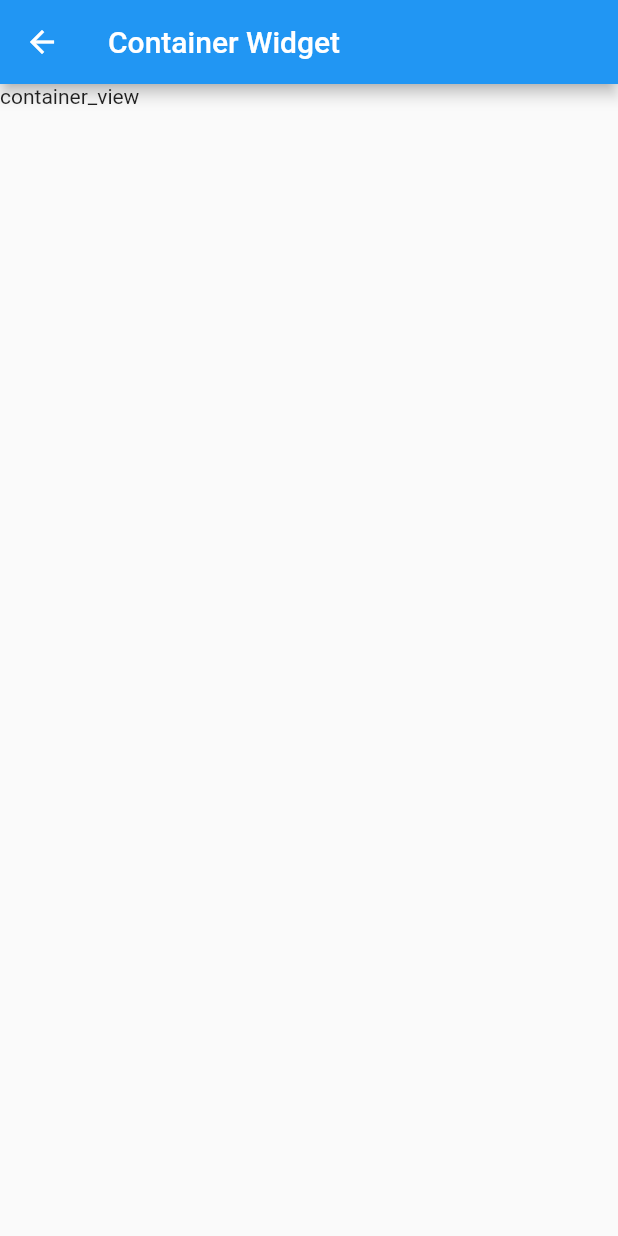
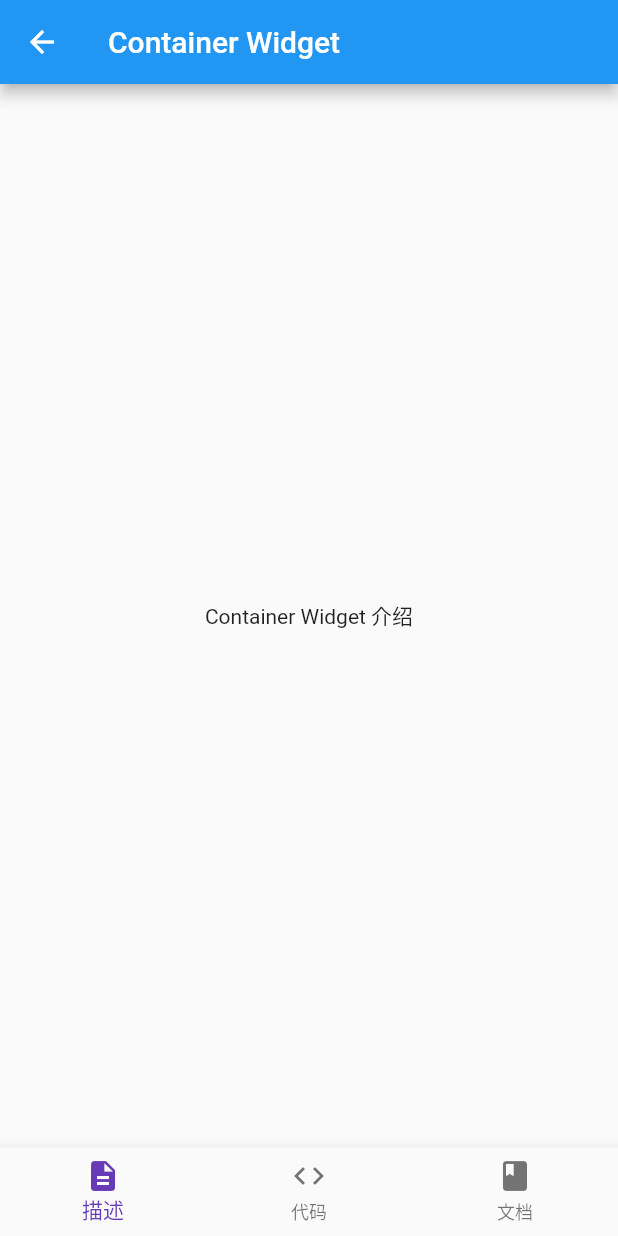
Before and after one commit to yuezhilunhui2009/flutter_study, a Flutter app: the ContainerView screen opened directly, on a phone screen of 412 x 824 dp. Run offline on Flutter 3.47's test engine with Material 2 defaults, Android fonts, the phone set to English and light mode, and no system bars; missing offline and left inert: flutter_webview_plugin.

Commit message:
feat: 组件示例页描述、代码、文档 3 tab

```diff
--- a/lib/pages/layout/container_view.dart
+++ b/lib/pages/layout/container_view.dart
@@ -1,15 +1,74 @@
 import 'package:flutter/material.dart';
+import 'package:flutter_webview_plugin/flutter_webview_plugin.dart';
 
-class ContainerView extends StatelessWidget {
+/// Container Widget 介绍
+class ContainerDescription extends StatelessWidget {
+  @override
+  Widget build(BuildContext context) {
+    return Container(
+      child: Text('Container Widget 介绍'),
+    );
+  }
+}
+
+/// Container Widget 代码示例
+class ContainerCodeExample extends StatelessWidget {
+  @override
+  Widget build(BuildContext context) {
+    return Container(
+      child: Text('Container Widget 代码示例'),
+    );
+  }
+}
+
+/// Container Widget 官方文档
+class ContainerDocumentation extends StatelessWidget {
+  @override
+  Widget build(BuildContext context) {
+    return WebviewScaffold(
+      url: 'https://docs.flutter.io/flutter/widgets/Container-class.html',
+    );
+  }
+}
+
+class ContainerView extends StatefulWidget {
+  @override
+  _ContainerViewState createState() => _ContainerViewState();
+}
+
+class _ContainerViewState extends State<ContainerView> {
+  int _selectedIndex = 0;
+  final _widgetOptions = [
+    ContainerDescription(),
+    ContainerCodeExample(),
+    ContainerDocumentation(),
+  ];
+
   @override
   Widget build(BuildContext context) {
     return Scaffold(
       appBar: AppBar(
         title: Text('Container Widget'),
       ),
-      body: Container(
-        child: Text('container_view'),
+      body: Center(
+        child: _widgetOptions.elementAt(_selectedIndex),
+      ),
+      bottomNavigationBar: BottomNavigationBar(
+        items: <BottomNavigationBarItem>[
+          BottomNavigationBarItem(icon: Icon(Icons.description), title: Text('描述')),
+          BottomNavigationBarItem(icon: Icon(Icons.code), title: Text('代码')),
+          BottomNavigationBarItem(icon: Icon(Icons.book), title: Text('文档')),
+        ],
+        currentIndex: _selectedIndex,
+        fixedColor: Colors.deepPurple,
+        onTap: _onItemTapped,
       ),
     );
   }
+
+  void _onItemTapped(int index) {
+    setState(() {
+      _selectedIndex = index;
+    });
+  }
 }
--- a/pubspec.yaml
+++ b/pubspec.yaml
@@ -23,6 +23,7 @@ dependencies:
   # The following adds the Cupertino Icons font to your application.
   # Use with the CupertinoIcons class for iOS style icons.
   cupertino_icons: ^0.1.2
+  flutter_webview_plugin: ^0.3.1
 
 dev_dependencies:
   flutter_test:
```
Also changed, not shown: pubspec.lock.
